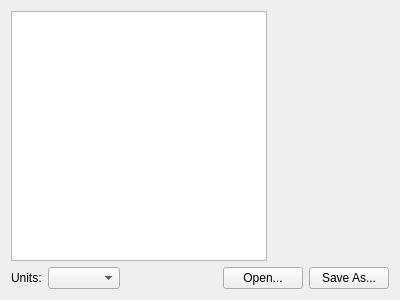
Above: src/mainwindow.ui from flysight/flysight-configurator before the change. Below: the same form after it.
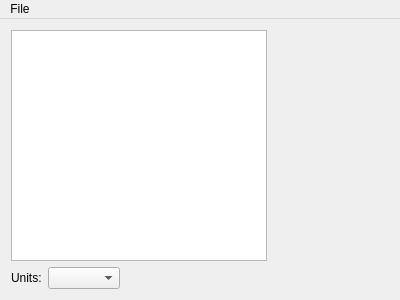
That is the form after the change.

Diff of the .ui file:
```diff
--- a/src/mainwindow.ui
+++ b/src/mainwindow.ui
@@ -50,24 +50,53 @@
         </property>
        </spacer>
       </item>
-      <item>
-       <widget class="QPushButton" name="openButton">
-        <property name="text">
-         <string>Open...</string>
-        </property>
-       </widget>
-      </item>
-      <item>
-       <widget class="QPushButton" name="saveAsButton">
-        <property name="text">
-         <string>Save As...</string>
-        </property>
-       </widget>
-      </item>
      </layout>
     </item>
    </layout>
   </widget>
+  <widget class="QMenuBar" name="menuBar">
+   <property name="geometry">
+    <rect>
+     <x>0</x>
+     <y>0</y>
+     <width>400</width>
+     <height>21</height>
+    </rect>
+   </property>
+   <widget class="QMenu" name="menuFile">
+    <property name="title">
+     <string>File</string>
+    </property>
+    <addaction name="actionNew"/>
+    <addaction name="actionOpen"/>
+    <addaction name="actionSave"/>
+    <addaction name="actionSaveAs"/>
+   </widget>
+   <addaction name="menuFile"/>
+  </widget>
+  <action name="actionNew">
+   <property name="text">
+    <string>&amp;New</string>
+   </property>
+   <property name="toolTip">
+    <string>New</string>
+   </property>
+  </action>
+  <action name="actionOpen">
+   <property name="text">
+    <string>&amp;Open...</string>
+   </property>
+  </action>
+  <action name="actionSave">
+   <property name="text">
+    <string>&amp;Save</string>
+   </property>
+  </action>
+  <action name="actionSaveAs">
+   <property name="text">
+    <string>Save &amp;As...</string>
+   </property>
+  </action>
  </widget>
  <layoutdefault spacing="6" margin="11"/>
  <resources/>
```
